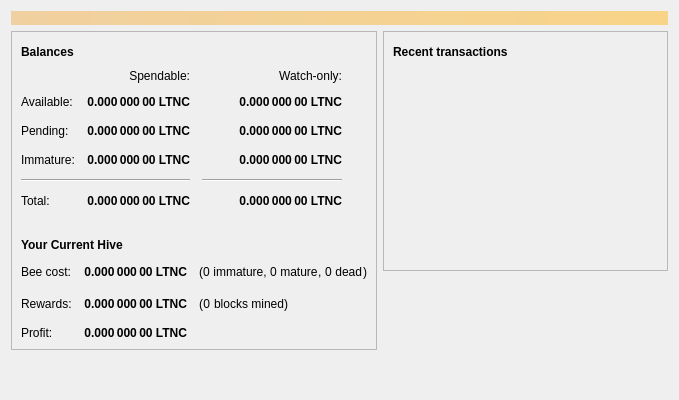
Before: the Qt Designer form src/qt/forms/overviewpage.ui in MerlinMagic2018/Lightning-Cash, drawn with Qt 5.
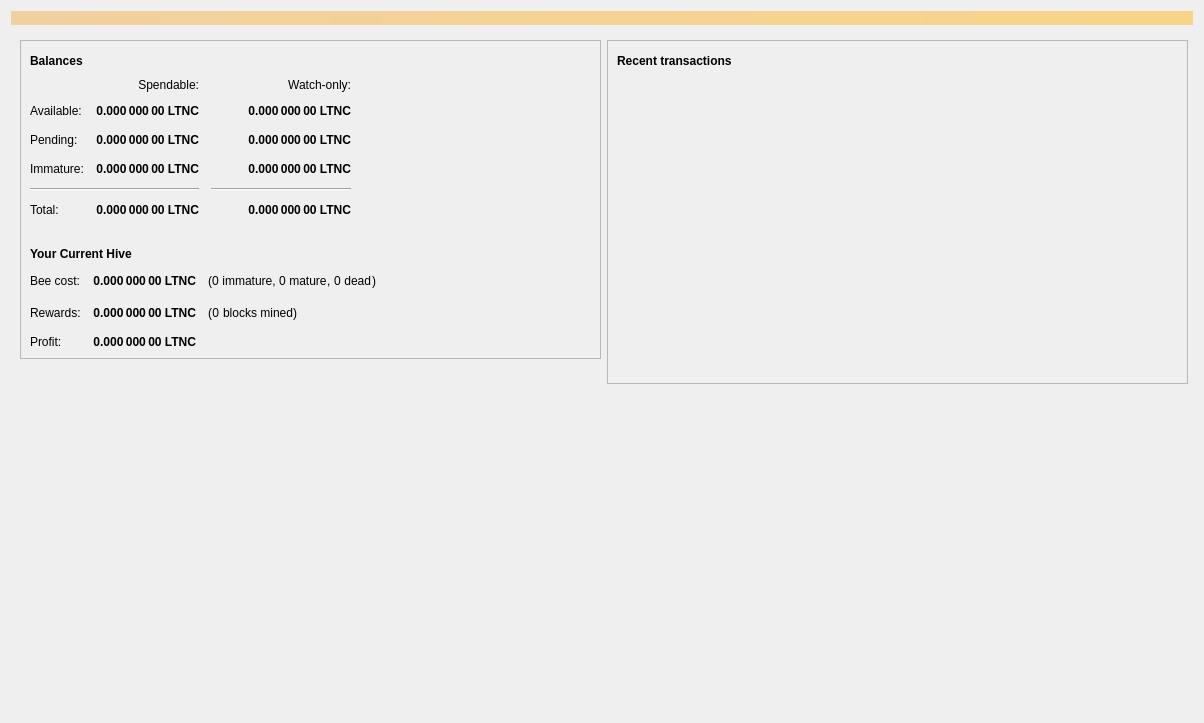
After: the same form once the commit is applied. Icons and pictures are not drawn.

```diff
--- a/src/qt/forms/overviewpage.ui
+++ b/src/qt/forms/overviewpage.ui
@@ -6,10 +6,16 @@
    <rect>
     <x>0</x>
     <y>0</y>
-    <width>679</width>
-    <height>400</height>
+    <width>1204</width>
+    <height>723</height>
    </rect>
   </property>
+  <property name="minimumSize">
+   <size>
+    <width>1204</width>
+    <height>723</height>
+   </size>
+  </property>
   <property name="windowTitle">
    <string>Form</string>
   </property>
@@ -34,6 +40,17 @@
     </widget>
    </item>
    <item>
+    <widget class="QFrame" name="frameforbackground">
+     <property name="minimumSize">
+      <size>
+       <width>1186</width>
+       <height>705</height>
+      </size>
+     </property>
+     <property name="styleSheet">
+      <string notr="true">background:url(:/icons/res/icons/background.png);
+background-position:center;</string>
+     </property>
     <layout class="QHBoxLayout" name="horizontalLayout" stretch="1,1">
      <item>
       <layout class="QVBoxLayout" name="verticalLayout_2">
@@ -752,6 +769,9 @@
       <layout class="QVBoxLayout" name="verticalLayout_3">
        <item>
         <widget class="QFrame" name="frame_2">
+          <property name="styleSheet">
+           <string notr="true">background-image: url(:/icons/res/icons/transparency.png);</string>
+          </property>
          <property name="frameShape">
           <enum>QFrame::StyledPanel</enum>
          </property>
@@ -860,6 +880,7 @@
       </layout>
      </item>
     </layout>
+    </widget>
    </item>
   </layout>
  </widget>
```
Left out of the diff: 4 changed lines with no effect on the pictures. Lines whose indentation alone changed are shown as unchanged.
